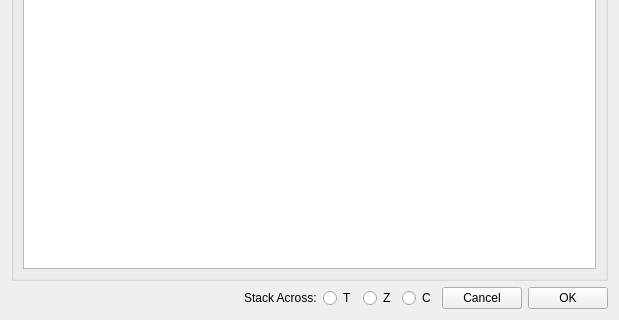
The window that ilastik/widgets/stackFileSelectionWidget.ui (ilastik/ilastik) describes before a commit, drawn with Qt 5; both pictures show x 0 to 619 and y 248 to 568 of the 619 by 568 pixel window.
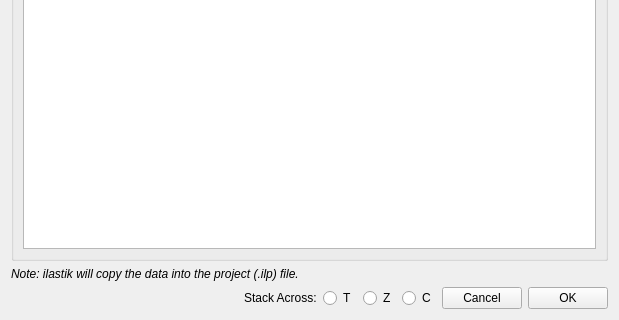
The same window after the commit.

Commit message:
Added note that data is copied to project file (#2818)
image stack can be quite big. Users should be made aware that
data will be duplicated.

What changed in the file:
```diff
--- a/ilastik/widgets/stackFileSelectionWidget.ui
+++ b/ilastik/widgets/stackFileSelectionWidget.ui
@@ -110,6 +110,16 @@
        </layout>
       </widget>
      </item>
+     <item>
+      <widget class="QLabel" name="import_copy_info">
+       <property name="text">
+        <string>Note: ilastik will copy the data into the project (.ilp) file.</string>
+       </property>
+       <property name="font">
+        <font><italic>true</italic></font>
+       </property>
+      </widget>
+     </item>
      <item>
       <layout class="QHBoxLayout" name="horizontalLayout">
        <item>
```
